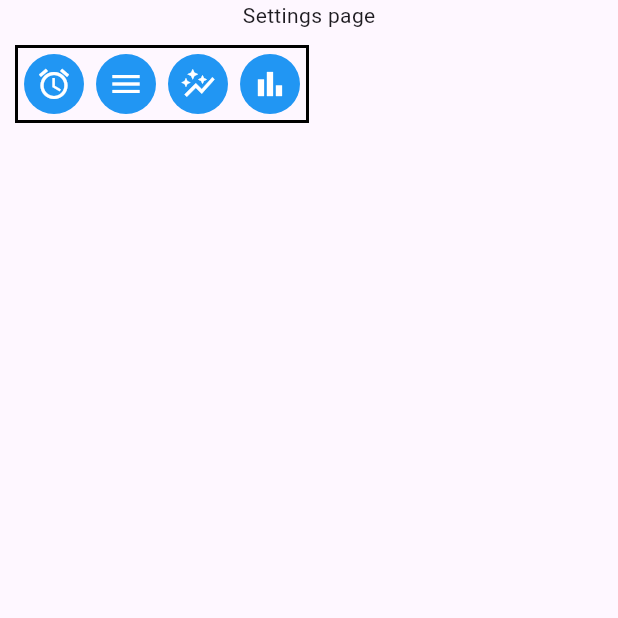
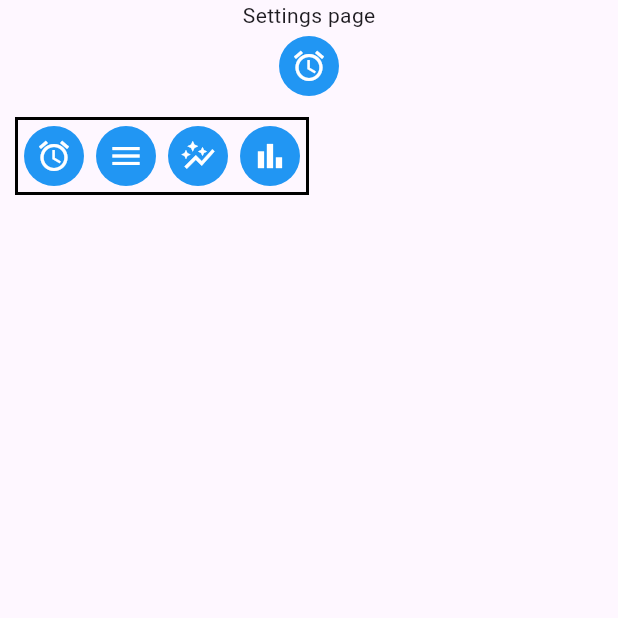
Before and after one commit to j4yu22/sctimer, a Flutter app: the SettingsPage screen opened by its route, on a phone screen of 412 x 824 dp, the top half of it. Run offline on Flutter 3.47's test engine with Material 3 defaults, Android fonts, the phone set to English and light mode, and no system bars; our stand-ins replace sqflite, syncfusion_flutter_charts; accounts and stored records are empty.

```diff
--- a/lib/data/database_helper.dart
+++ b/lib/data/database_helper.dart
@@ -118,7 +118,7 @@ class DatabaseHelper {
     final db = await database;
     final puzzles = await db.query('puzzle', orderBy: 'puzzle_name ASC');
     print('Fetched ${puzzles.length} puzzles');
-    return puzzles;
+    return await puzzles;
   }
 
   Future<int> insertSession(Map<String, dynamic> session) async {
--- a/lib/footer/footer_ui.dart
+++ b/lib/footer/footer_ui.dart
@@ -22,7 +22,7 @@ class Footer extends StatelessWidget {
                 onPressed: () {
                   Navigator.pushNamed(context, '/');
                 },
-              ), // ElevatedButton
+              ),
               IconButton(
                 icon: const Icon(Icons.menu),
                 style: ButtonStyle(
@@ -32,7 +32,7 @@ class Footer extends StatelessWidget {
                 onPressed: () {
                   Navigator.pushNamed(context, '/times');
                 },
-              ), // ElevatedButton
+              ),
               IconButton(
                 icon: const Icon(Icons.auto_graph),
                 style: ButtonStyle(
@@ -42,7 +42,7 @@ class Footer extends StatelessWidget {
                 onPressed: () {
                   Navigator.pushNamed(context, '/graphs');
                 },
-              ), // ElevatedButton
+              ),
               IconButton(
                 icon: const Icon(Icons.bar_chart),
                 style: ButtonStyle(
@@ -52,8 +52,8 @@ class Footer extends StatelessWidget {
                 onPressed: () {
                   Navigator.pushNamed(context, '/stats');
                 },
-              ), // ElevatedButton
-            ], // <Widget>[]
+              ),
+            ],
           ),
         ),
       ],
--- a/lib/settings_page/settings.dart
+++ b/lib/settings_page/settings.dart
@@ -1,15 +1,41 @@
 import 'package:flutter/material.dart';
 import 'package:sctimer/footer/footer_ui.dart';
+import 'package:sctimer/data/database_helper.dart';
 
-class SettingsPage extends StatelessWidget {
-  const SettingsPage({super.key});
+class SettingsPage extends StatefulWidget {
+  const SettingsPage({Key? key}) : super(key: key);
+
+  @override
+  SettingsPageState createState() => SettingsPageState();
+}
+
+class SettingsPageState extends State<SettingsPage> {
+  SettingsPageState();
+
+  DatabaseHelper _dbHelper = DatabaseHelper.instance;
 
   @override
   Widget build(BuildContext context) {
     return PopScope(
       canPop: false,
       child: Scaffold(
-        body: Column(children: [Text("Settings page"), Footer()]),
+        body: Column(
+          children: [
+            Text("Settings page"),
+            IconButton(
+              icon: Icon(Icons.access_alarm),
+              style: ButtonStyle(
+                backgroundColor: WidgetStateProperty.all(Colors.blue),
+                foregroundColor: WidgetStateProperty.all(Colors.white),
+              ),
+              onPressed: () {
+                var puzzleNames;
+                var puzzles = _dbHelper.getPuzzles().then(puzzleNames);
+              },
+            ),
+            Footer(),
+          ],
+        ),
       ),
     );
   }
```
Also changed, not shown: 4 other files.
